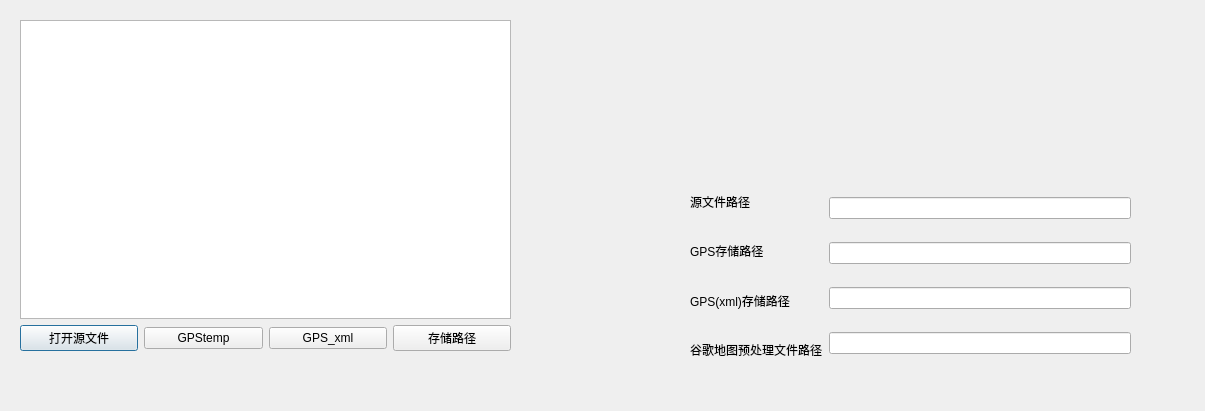
Before: the Qt Designer form inputdialog.ui in KongQingXin12/720_GPS, drawn with Qt 5.
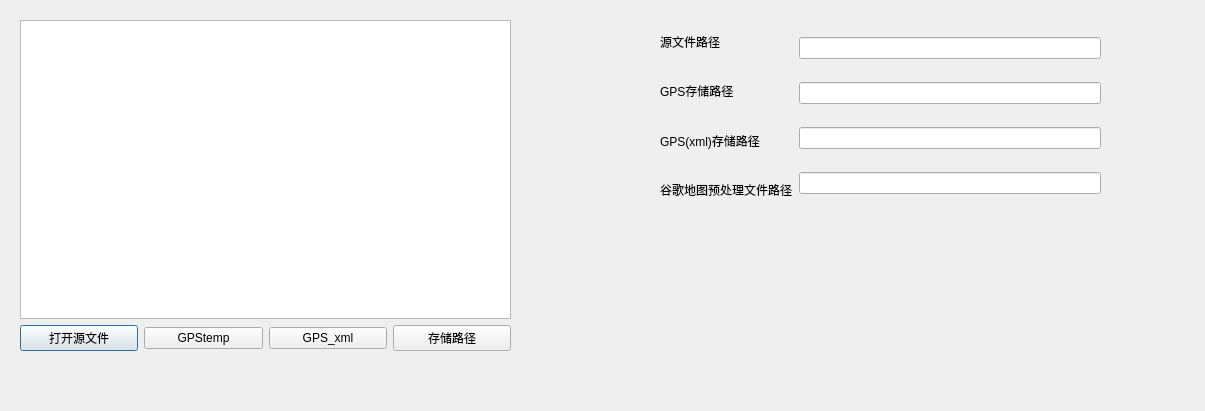
After: the same form once the commit is applied.

Commit message: 增加四个按钮控制状态

Patch:
```diff
--- a/inputdialog.ui
+++ b/inputdialog.ui
@@ -13,11 +13,11 @@
   <property name="windowTitle">
    <string>Dialog</string>
   </property>
-  <widget class="QWidget" name="">
+  <widget class="QWidget" name="layoutWidget">
    <property name="geometry">
     <rect>
-     <x>690</x>
-     <y>180</y>
+     <x>660</x>
+     <y>20</y>
      <width>441</width>
      <height>191</height>
     </rect>
@@ -73,7 +73,7 @@
     </item>
    </layout>
   </widget>
-  <widget class="QWidget" name="">
+  <widget class="QWidget" name="layoutWidget">
    <property name="geometry">
     <rect>
      <x>20</x>
```
The commit also changes 2 other files.
